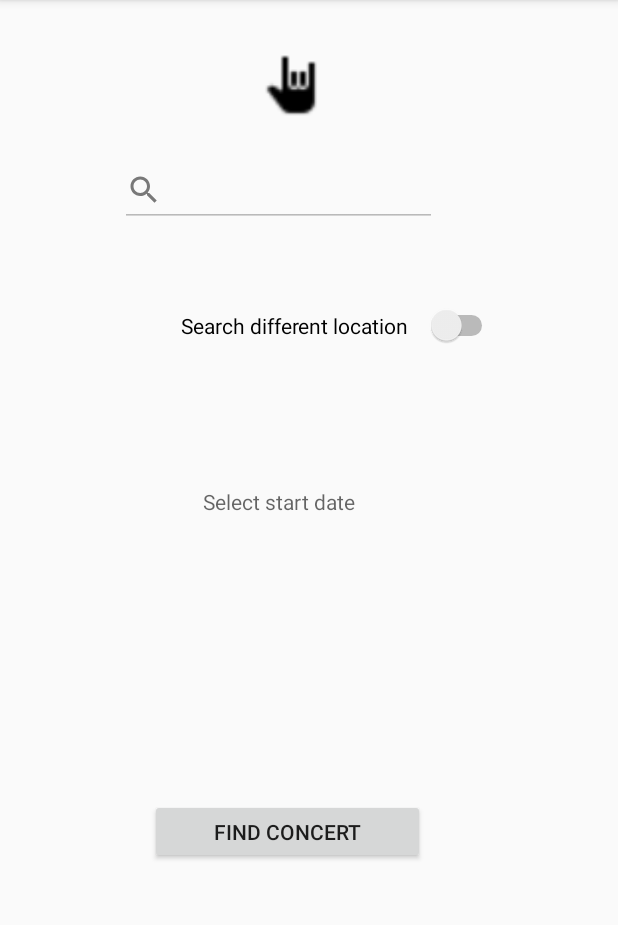
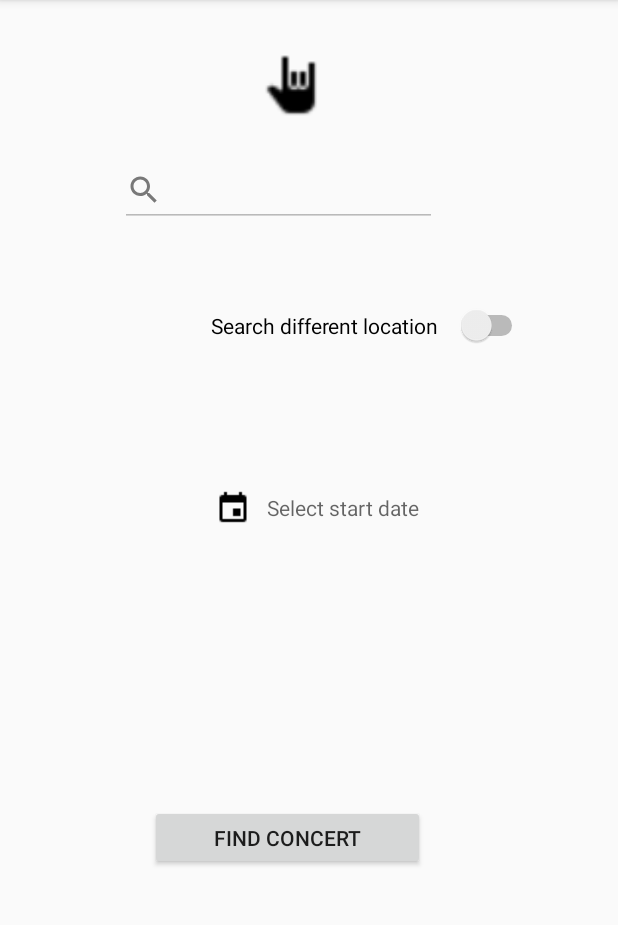
Before and after one commit to nilssonfilip1996/Where_is_the_concert_app, an Android app: the screen it shows after launch (MainActivity), on a phone screen of 412 x 824 dp, the part 84-1009 px from its top. Run offline under Robolectric (Android 15) with nearby library versions, the phone set to English and light mode, and no system bars.

Commit message:
Some test3

```diff
--- a/app/src/main/res/layout/activity_main.xml
+++ b/app/src/main/res/layout/activity_main.xml
@@ -37,16 +37,16 @@
 
     <TextView
         android:id="@+id/startDate"
-        android:layout_width="211dp"
-        android:layout_height="48dp"
-        android:layout_marginStart="80dp"
+        android:layout_width="145dp"
+        android:layout_height="55dp"
+        android:layout_marginStart="60dp"
         android:layout_marginTop="80dp"
         android:layout_marginEnd="80dp"
+        android:drawableLeft="@drawable/icons8_planner_24"
+        android:gravity="center"
         android:hint="Select start date"
-        android:textAlignment="center"
-        android:gravity="center"
         app:layout_constraintEnd_toEndOf="parent"
-        app:layout_constraintHorizontal_bias="0.0"
+        app:layout_constraintHorizontal_bias="0.656"
         app:layout_constraintHorizontal_chainStyle="packed"
         app:layout_constraintStart_toStartOf="parent"
         app:layout_constraintTop_toBottomOf="@+id/switchCity" />
@@ -55,9 +55,9 @@
         android:id="@+id/switchCity"
         android:layout_width="211dp"
         android:layout_height="wrap_content"
-        android:layout_marginStart="100dp"
+        android:layout_marginStart="120dp"
         android:layout_marginTop="52dp"
-        android:layout_marginEnd="80dp"
+        android:layout_marginEnd="60dp"
         android:text="Search different location"
         app:layout_constraintEnd_toEndOf="parent"
         app:layout_constraintHorizontal_bias="1.0"
```
Also changed, not shown: app/src/main/res/drawable/icons8_planner_24.png (added).
